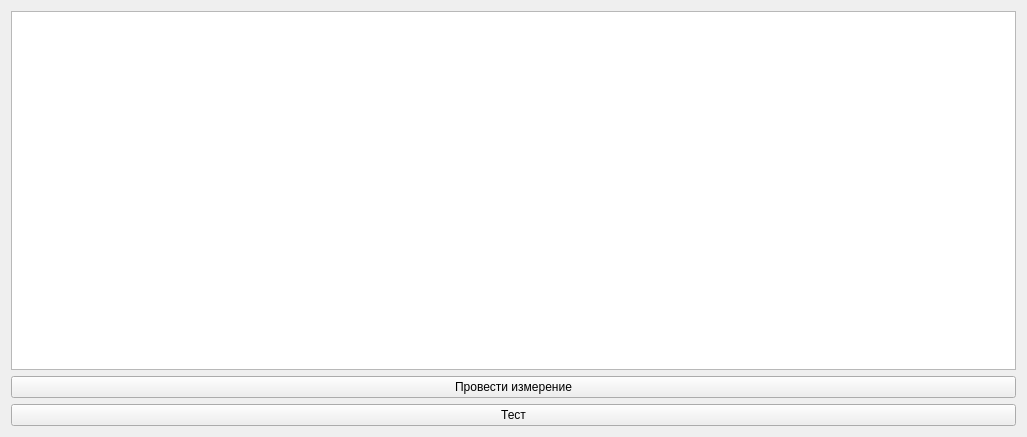
First picture: the form in widget.ui, repository krang4d/Agrekola, before the edit.
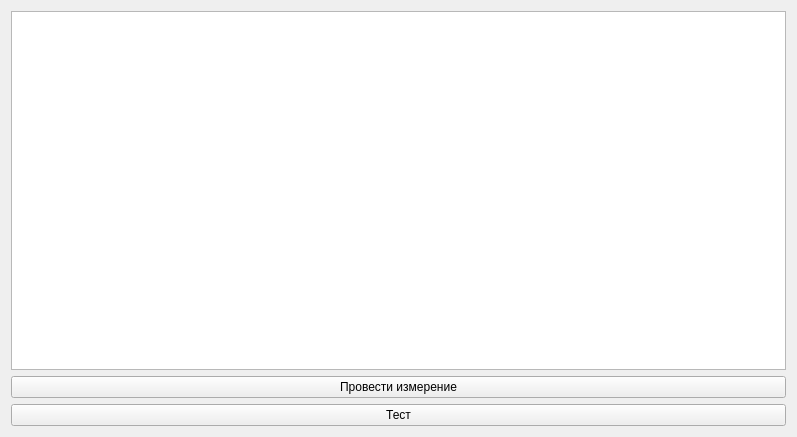
Second picture: the form after the edit.

```diff
--- a/widget.ui
+++ b/widget.ui
@@ -6,7 +6,7 @@
    <rect>
     <x>0</x>
     <y>0</y>
-    <width>1027</width>
+    <width>797</width>
     <height>437</height>
    </rect>
   </property>
```
